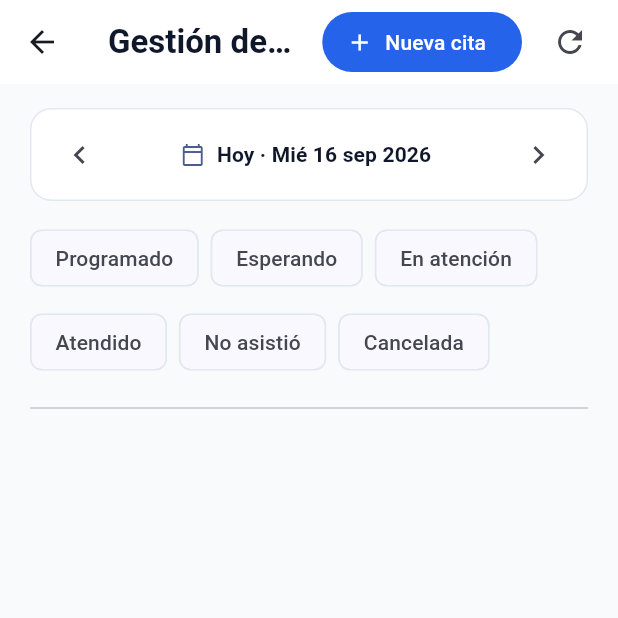
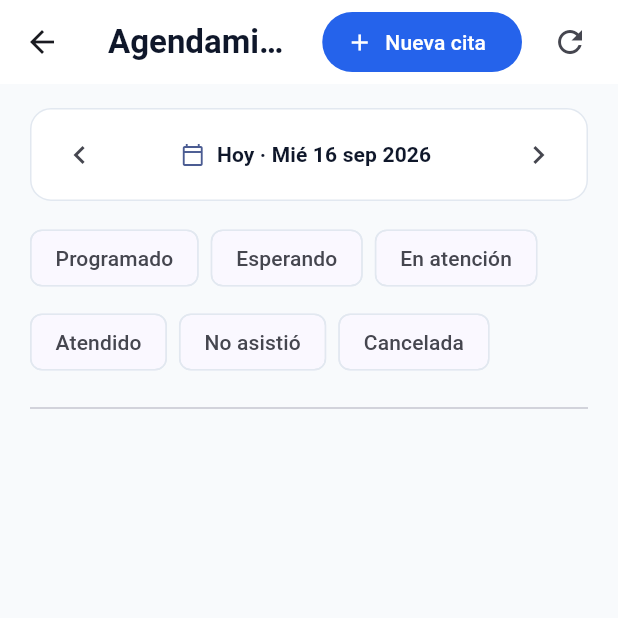
Before and after one commit to manuellopez-stack/Nexa, a Flutter app: the AppointmentsPage screen opened directly, on a phone screen of 412 x 824 dp, the top half of it. Run offline on Flutter 3.47's test engine with Material 3 defaults, Android fonts, the phone set to English and light mode, and no system bars; our stand-ins replace file_picker, flutter_html, web; missing offline and left inert: dart:js_interop, dart:ui_web, pointer_interceptor; accounts and stored records are empty; network calls fail.

Commit message:
Renombra 'Gestión de citas' a 'Agendamiento' en título y tooltip
Co-Authored-By: Claude Sonnet 5 <noreply@anthropic.com>

```diff
--- a/lib/main.dart
+++ b/lib/main.dart
@@ -378,7 +378,7 @@ class DashboardPage extends StatelessWidget {
             const GmailNotificationsButton(),
           if (ApiService.canAccessAgenda)
             IconButton(
-              tooltip: 'Gestión de citas',
+              tooltip: 'Agendamiento',
               icon: const Icon(
                 Icons.event_note_outlined,
                 color: NexaColors.textSecondary,
--- a/lib/screens/appointments_page.dart
+++ b/lib/screens/appointments_page.dart
@@ -269,7 +269,7 @@ class _AppointmentsPageState extends State<AppointmentsPage> {
       appBar: AppBar(
         backgroundColor: NexaColors.surface,
         title: const Text(
-          'Gestión de citas',
+          'Agendamiento',
           style: TextStyle(
             fontWeight: FontWeight.w700,
             color: NexaColors.textPrimary,
```
